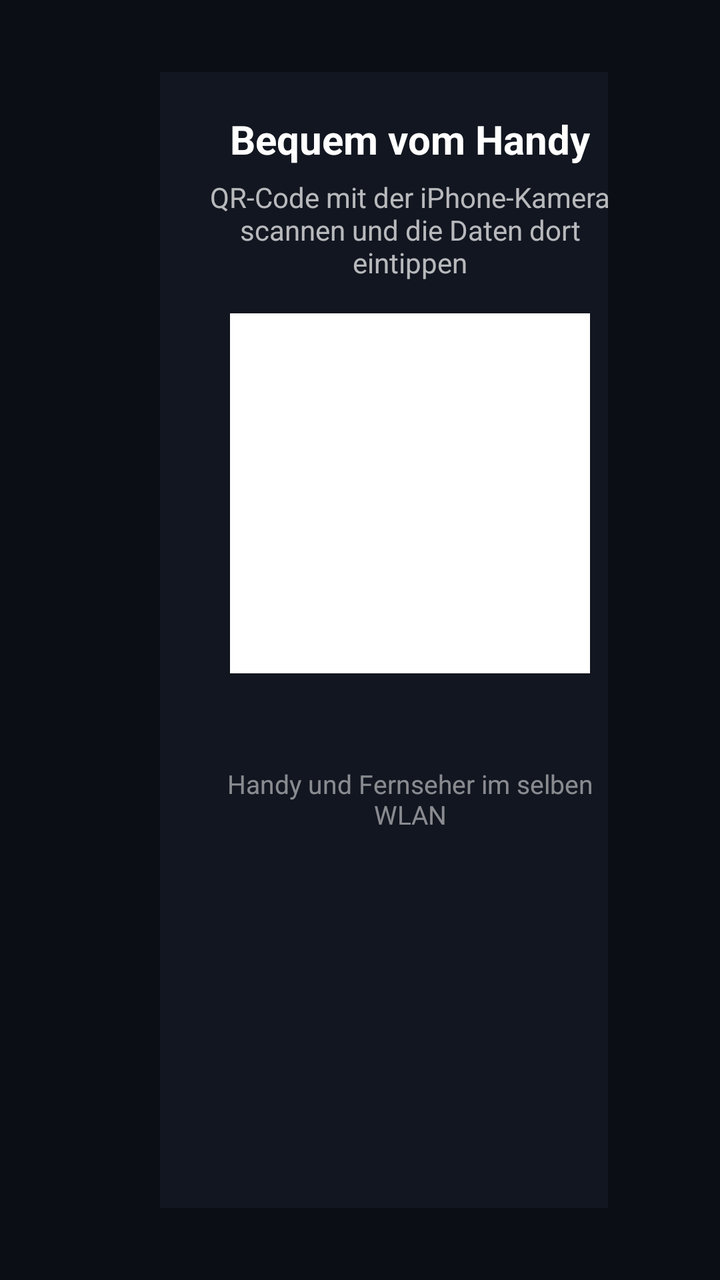
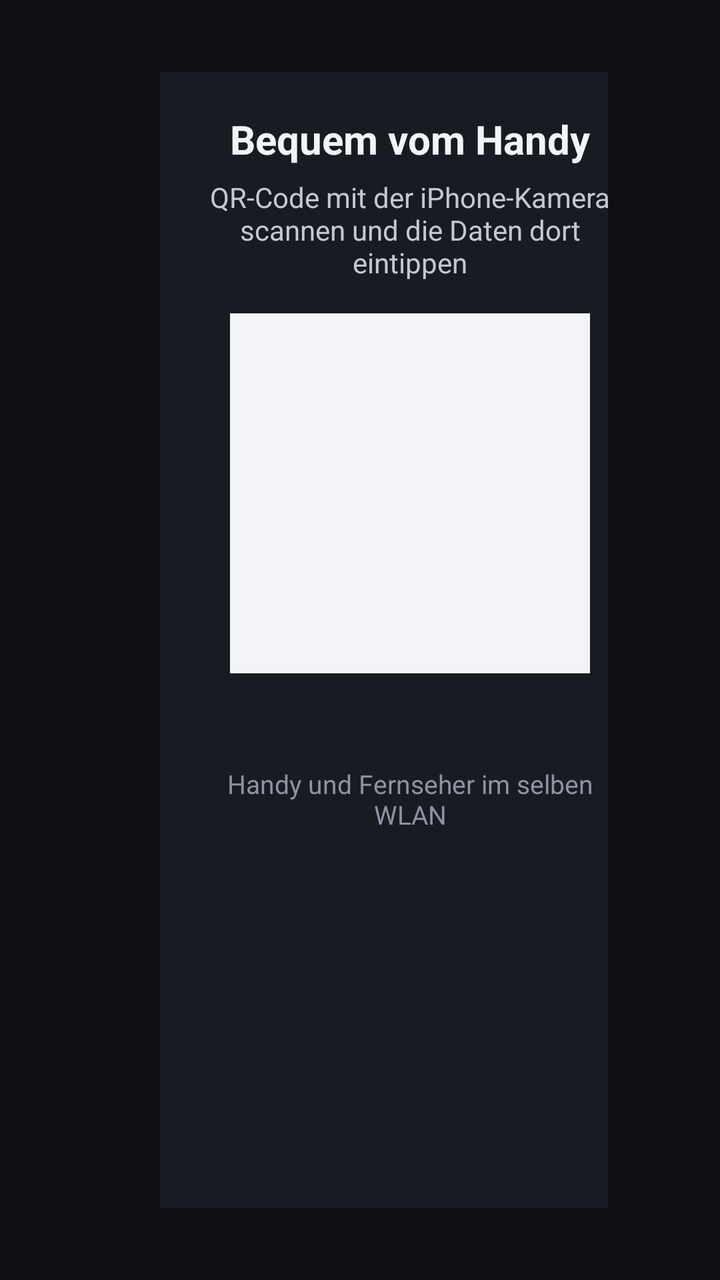

Before-and-after screenshots of an Android layout around one commit, followed by the original layout XML and the change that was made.
<!-- AndroidManifest.xml: application theme AppTheme -->
<!-- res/layout/activity_playlist.xml -->
<?xml version="1.0" encoding="utf-8"?>
<LinearLayout xmlns:android="http://schemas.android.com/apk/res/android"
    android:layout_width="match_parent"
    android:layout_height="match_parent"
    android:background="#0B0E15"
    android:orientation="horizontal"
    android:paddingHorizontal="56dp"
    android:paddingVertical="36dp">

<LinearLayout
    android:layout_width="0dp"
    android:layout_height="match_parent"
    android:layout_weight="1"
    android:orientation="vertical">

    <TextView
        android:layout_width="wrap_content"
        android:layout_height="wrap_content"
        android:text="Playlists"
        android:textColor="#FFF"
        android:textSize="30sp"
        android:textStyle="bold" />

    <TextView
        android:id="@+id/plVersion"
        android:layout_width="wrap_content"
        android:layout_height="wrap_content"
        android:textColor="#3D7BFF"
        android:textSize="15sp" />

    <TextView
        android:id="@+id/plHint"
        android:layout_width="match_parent"
        android:layout_height="wrap_content"
        android:layout_marginTop="6dp"
        android:text="OK: Playlist auswählen · Playlist markieren, dann ↑ zu Bearbeiten / Löschen · OK lang: mehr"
        android:textColor="#99FFFFFF"
        android:textSize="15sp" />

    <LinearLayout
        android:layout_width="match_parent"
        android:layout_height="wrap_content"
        android:layout_marginTop="14dp"
        android:orientation="horizontal">

        <Button
            android:id="@+id/addXtream"
            android:layout_width="wrap_content"
            android:layout_height="wrap_content"
            android:background="@drawable/button_bg"
            android:paddingHorizontal="24dp"
            android:text="+ Xtream-Codes"
            android:textAllCaps="false"
            android:textColor="#FFF"
            android:textSize="17sp" />

        <Button
            android:id="@+id/addM3u"
            android:layout_width="wrap_content"
            android:layout_height="wrap_content"
            android:layout_marginStart="16dp"
            android:background="@drawable/button_bg"
            android:paddingHorizontal="24dp"
            android:text="+ M3U-Playlist"
            android:textAllCaps="false"
            android:textColor="#FFF"
            android:textSize="17sp" />
    </LinearLayout>

    <LinearLayout
        android:layout_width="match_parent"
        android:layout_height="wrap_content"
        android:layout_marginTop="12dp"
        android:orientation="horizontal">

        <Button
            android:id="@+id/editPl"
            android:layout_width="wrap_content"
            android:layout_height="wrap_content"
            android:background="@drawable/button_bg"
            android:paddingHorizontal="24dp"
            android:text="✎ Bearbeiten"
            android:textAllCaps="false"
            android:textColor="#FFF"
            android:textSize="17sp" />

        <Button
            android:id="@+id/deletePl"
            android:layout_width="wrap_content"
            android:layout_height="wrap_content"
            android:layout_marginStart="16dp"
            android:background="@drawable/button_bg"
            android:paddingHorizontal="24dp"
            android:text="✕ Löschen"
            android:textAllCaps="false"
            android:textColor="#FF8A8A"
            android:textSize="17sp" />

        <Button
            android:id="@+id/transferPl"
            android:layout_width="wrap_content"
            android:layout_height="wrap_content"
            android:layout_marginStart="16dp"
            android:background="@drawable/button_bg"
            android:paddingHorizontal="24dp"
            android:text="⇄ Übertragen"
            android:textAllCaps="false"
            android:textColor="#FFF"
            android:textSize="17sp" />
    </LinearLayout>

    <androidx.recyclerview.widget.RecyclerView
        android:id="@+id/plList"
        android:layout_width="match_parent"
        android:layout_height="0dp"
        android:layout_marginTop="16dp"
        android:layout_weight="1" />
</LinearLayout>

    <LinearLayout
        android:id="@+id/phonePane"
        android:layout_width="250dp"
        android:layout_height="match_parent"
        android:layout_marginStart="24dp"
        android:background="#121620"
        android:gravity="center_horizontal"
        android:orientation="vertical"
        android:padding="20dp">

        <TextView
            android:layout_width="wrap_content"
            android:layout_height="wrap_content"
            android:text="Bequem vom Handy"
            android:textColor="#FFF"
            android:textSize="20sp"
            android:textStyle="bold" />

        <TextView
            android:layout_width="match_parent"
            android:layout_height="wrap_content"
            android:layout_marginTop="6dp"
            android:gravity="center"
            android:text="QR-Code mit der iPhone-Kamera scannen und die Daten dort eintippen"
            android:textColor="#B3FFFFFF"
            android:textSize="14sp" />

        <ImageView
            android:id="@+id/qr"
            android:layout_width="180dp"
            android:layout_height="180dp"
            android:layout_marginTop="16dp"
            android:background="#FFF"
            android:padding="8dp" />

        <TextView
            android:id="@+id/phoneUrl"
            android:layout_width="match_parent"
            android:layout_height="wrap_content"
            android:layout_marginTop="14dp"
            android:gravity="center"
            android:textColor="#3D7BFF"
            android:textIsSelectable="false"
            android:textSize="18sp"
            android:textStyle="bold" />

        <TextView
            android:layout_width="match_parent"
            android:layout_height="wrap_content"
            android:layout_marginTop="8dp"
            android:gravity="center"
            android:text="Handy und Fernseher im selben WLAN"
            android:textColor="#80FFFFFF"
            android:textSize="13sp" />
    </LinearLayout>
</LinearLayout>
<!-- resources referenced by this layout -->
<resources>
  <!-- drawable button_bg (drawable) -->
  <?xml version="1.0" encoding="utf-8"?>
  <selector xmlns:android="http://schemas.android.com/apk/res/android">
      <item android:state_focused="true"><shape><solid android:color="#3D7BFF" /><corners android:radius="8dp" /></shape></item>
      <item><shape><solid android:color="#26FFFFFF" /><corners android:radius="8dp" /></shape></item>
  </selector>
  <style name="AppTheme" parent="android:Theme.Material.NoActionBar.Fullscreen">
          <item name="android:windowBackground">@android:color/black</item>
          <item name="android:colorAccent">#3D7BFF</item>
          <item name="android:colorPrimary">#3D7BFF</item>
      </style>
</resources>

<!-- the commit's change to res/layout/activity_playlist.xml (unified diff, before → after) -->
@@ -2,7 +2,7 @@
 <LinearLayout xmlns:android="http://schemas.android.com/apk/res/android"
     android:layout_width="match_parent"
     android:layout_height="match_parent"
-    android:background="#0B0E15"
+    android:background="@color/bg"
     android:orientation="horizontal"
     android:paddingHorizontal="56dp"
     android:paddingVertical="36dp">
@@ -17,7 +17,7 @@
         android:layout_width="wrap_content"
         android:layout_height="wrap_content"
         android:text="Playlists"
-        android:textColor="#FFF"
+        android:textColor="@color/text"
         android:textSize="30sp"
         android:textStyle="bold" />
 
@@ -25,7 +25,7 @@
         android:id="@+id/plVersion"
         android:layout_width="wrap_content"
         android:layout_height="wrap_content"
-        android:textColor="#3D7BFF"
+        android:textColor="@color/accent"
         android:textSize="15sp" />
 
     <TextView
@@ -34,7 +34,7 @@
         android:layout_height="wrap_content"
         android:layout_marginTop="6dp"
         android:text="OK: Playlist auswählen · Playlist markieren, dann ↑ zu Bearbeiten / Löschen · OK lang: mehr"
-        android:textColor="#99FFFFFF"
+        android:textColor="@color/text3"
         android:textSize="15sp" />
 
     <LinearLayout
@@ -51,7 +51,7 @@
             android:paddingHorizontal="24dp"
             android:text="+ Xtream-Codes"
             android:textAllCaps="false"
-            android:textColor="#FFF"
+            android:textColor="@color/text"
             android:textSize="17sp" />
 
         <Button
@@ -63,7 +63,7 @@
             android:paddingHorizontal="24dp"
             android:text="+ M3U-Playlist"
             android:textAllCaps="false"
-            android:textColor="#FFF"
+            android:textColor="@color/text"
             android:textSize="17sp" />
     </LinearLayout>
 
@@ -81,7 +81,7 @@
             android:paddingHorizontal="24dp"
             android:text="✎ Bearbeiten"
             android:textAllCaps="false"
-            android:textColor="#FFF"
+            android:textColor="@color/text"
             android:textSize="17sp" />
 
         <Button
@@ -105,7 +105,7 @@
             android:paddingHorizontal="24dp"
             android:text="⇄ Übertragen"
             android:textAllCaps="false"
-            android:textColor="#FFF"
+            android:textColor="@color/text"
             android:textSize="17sp" />
     </LinearLayout>
 
@@ -122,7 +122,7 @@
         android:layout_width="250dp"
         android:layout_height="match_parent"
         android:layout_marginStart="24dp"
-        android:background="#121620"
+        android:background="@color/surface"
         android:gravity="center_horizontal"
         android:orientation="vertical"
         android:padding="20dp">
@@ -131,7 +131,7 @@
             android:layout_width="wrap_content"
             android:layout_height="wrap_content"
             android:text="Bequem vom Handy"
-            android:textColor="#FFF"
+            android:textColor="@color/text"
             android:textSize="20sp"
             android:textStyle="bold" />
 
@@ -141,7 +141,7 @@
             android:layout_marginTop="6dp"
             android:gravity="center"
             android:text="QR-Code mit der iPhone-Kamera scannen und die Daten dort eintippen"
-            android:textColor="#B3FFFFFF"
+            android:textColor="@color/text2"
             android:textSize="14sp" />
 
         <ImageView
@@ -149,7 +149,7 @@
             android:layout_width="180dp"
             android:layout_height="180dp"
             android:layout_marginTop="16dp"
-            android:background="#FFF"
+            android:background="@color/text"
             android:padding="8dp" />
 
         <TextView
@@ -158,7 +158,7 @@
             android:layout_height="wrap_content"
             android:layout_marginTop="14dp"
             android:gravity="center"
-            android:textColor="#3D7BFF"
+            android:textColor="@color/accent"
             android:textIsSelectable="false"
             android:textSize="18sp"
             android:textStyle="bold" />
@@ -169,7 +169,7 @@
             android:layout_marginTop="8dp"
             android:gravity="center"
             android:text="Handy und Fernseher im selben WLAN"
-            android:textColor="#80FFFFFF"
+            android:textColor="@color/text3"
             android:textSize="13sp" />
     </LinearLayout>
 </LinearLayout>
<!-- resource entries referenced after the edit -->
@@ -1,15 +1,72 @@
 <!-- resources referenced by this layout -->
 <resources>
+  <color name="accent">#4C8DFF</color>
+  <color name="bg">#0E1014</color>
+  <color name="surface">#181B22</color>
+  <color name="text">#F2F4F8</color>
+  <color name="text2">#C2C8D4</color>
+  <color name="text3">#8C94A3</color>
   <!-- drawable button_bg (drawable) -->
   <?xml version="1.0" encoding="utf-8"?>
   <selector xmlns:android="http://schemas.android.com/apk/res/android">
-      <item android:state_focused="true"><shape><solid android:color="#3D7BFF" /><corners android:radius="8dp" /></shape></item>
-      <item><shape><solid android:color="#26FFFFFF" /><corners android:radius="8dp" /></shape></item>
+      <item android:state_focused="true"><shape><solid android:color="@color/accentDark" /><corners android:radius="12dp" /></shape></item>
+      <item><shape><solid android:color="@color/surface2" /><corners android:radius="12dp" /></shape></item>
   </selector>
   <style name="AppTheme" parent="android:Theme.Material.NoActionBar.Fullscreen">
-          <item name="android:windowBackground">@android:color/black</item>
-          <item name="android:colorAccent">#3D7BFF</item>
-          <item name="android:colorPrimary">#3D7BFF</item>
+          <item name="android:windowBackground">@color/bg</item>
+          <item name="android:colorAccent">@color/accent</item>
+          <item name="android:colorPrimary">@color/accent</item>
+          <item name="android:colorControlActivated">@color/accent</item>
+          <item name="android:textColorPrimary">@color/text</item>
+          <item name="android:textColorSecondary">@color/text2</item>
+          <item name="android:alertDialogTheme">@style/PintoDialog</item>
+          <item name="android:dialogTheme">@style/PintoDialog</item>
+      </style>
+  <color name="accentDark">#2F6FED</color>
+  <color name="surface2">#222630</color>
+  <style name="PintoDialog" parent="android:Theme.Material.Dialog.Alert">
+          <item name="android:windowBackground">@drawable/dialog_bg</item>
+          <item name="android:colorAccent">@color/accent</item>
+          <item name="android:colorControlActivated">@color/accent</item>
+          <item name="android:textColorPrimary">@color/text</item>
+          <item name="android:textColorSecondary">@color/text2</item>
+          <item name="android:textColorAlertDialogListItem">@color/text</item>
+          <item name="android:colorBackground">@color/surface</item>
+          <item name="android:listSelector">@drawable/item_bg</item>
+          <item name="android:buttonBarButtonStyle">@style/PintoDialogButton</item>
+          <item name="android:windowMinWidthMajor">55%</item>
+          <item name="android:windowMinWidthMinor">80%</item>
+      </style>
+  <!-- drawable dialog_bg (drawable) -->
+  <?xml version="1.0" encoding="utf-8"?>
+  <inset xmlns:android="http://schemas.android.com/apk/res/android" android:inset="16dp">
+      <shape>
+          <solid android:color="@color/surface" />
+          <corners android:radius="18dp" />
+          <stroke android:width="1dp" android:color="#1FFFFFFF" />
+      </shape>
+  </inset>
+  <!-- drawable item_bg (drawable) -->
+  <?xml version="1.0" encoding="utf-8"?>
+  <selector xmlns:android="http://schemas.android.com/apk/res/android">
+      <item android:state_focused="true">
+          <shape><solid android:color="@color/accentDark" /><corners android:radius="10dp" /></shape>
+      </item>
+      <item android:state_pressed="true">
+          <shape><solid android:color="@color/accentDark" /><corners android:radius="10dp" /></shape>
+      </item>
+      <item android:state_activated="true">
+          <shape><solid android:color="@color/surface2" /><corners android:radius="10dp" /></shape>
+      </item>
+      <item><shape><solid android:color="#00000000" /><corners android:radius="10dp" /></shape></item>
+  </selector>
+  <style name="PintoDialogButton" parent="android:Widget.Material.Button.Borderless.Colored">
+          <item name="android:textColor">@color/accent</item>
+          <item name="android:textAllCaps">false</item>
+          <item name="android:textSize">16sp</item>
+          <item name="android:background">@drawable/item_bg</item>
+          <item name="android:paddingStart">18dp</item>
+          <item name="android:paddingEnd">18dp</item>
       </style>
 </resources>
 
